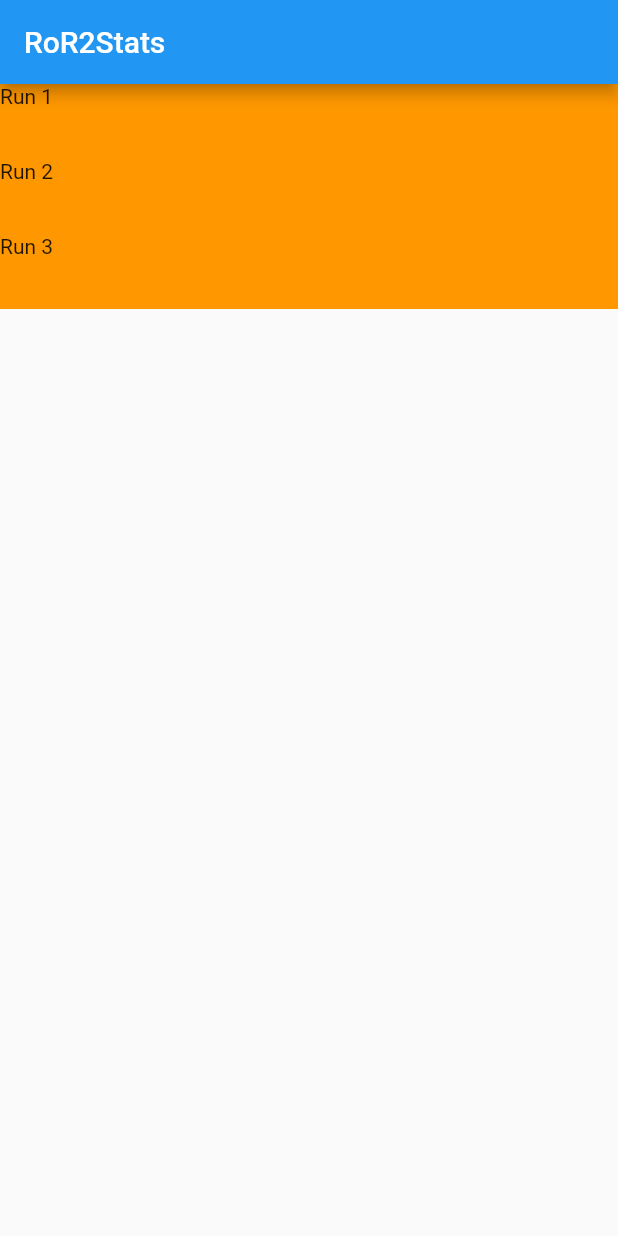
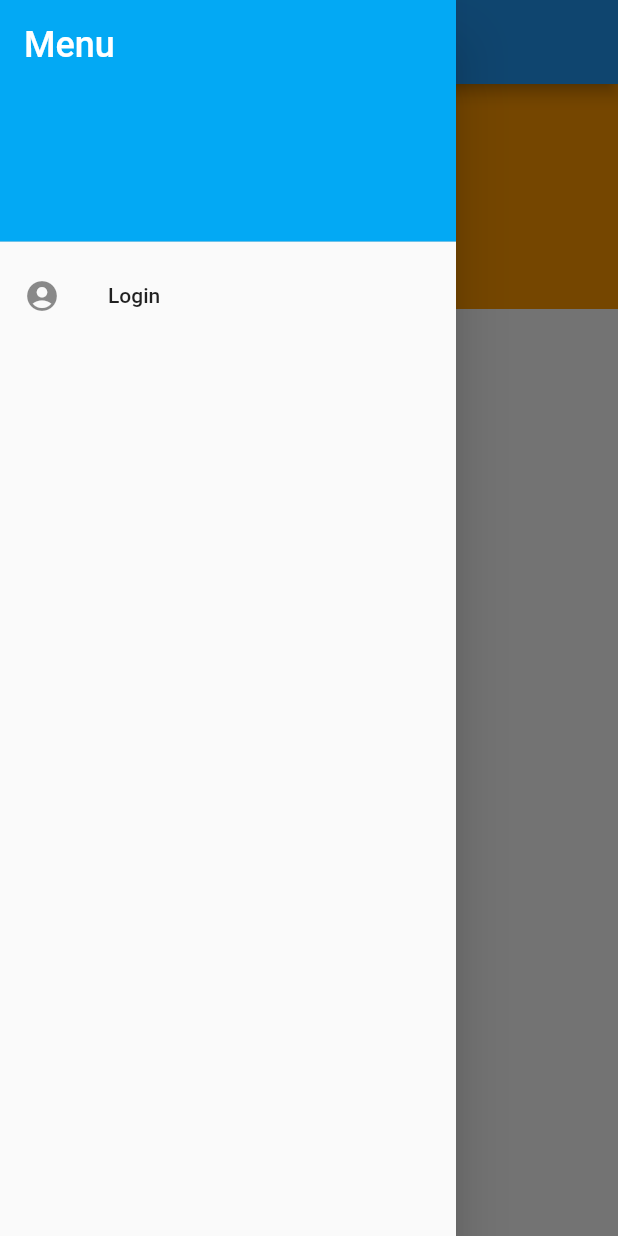
Before and after one commit to GrantNasution/CS4990-RoR2Stats, a Flutter app: the screen it shows after launch, with the side drawer open (before the commit the screen has no drawer), on a phone screen of 412 x 824 dp. Run offline on Flutter 3.47's test engine with Material 2 defaults, Android fonts, the phone set to English and light mode, and no system bars.

Commit message:
added drawer menu

```diff
--- a/lib/main.dart
+++ b/lib/main.dart
@@ -1,4 +1,5 @@
 import 'package:flutter/material.dart';
+import 'package:flutter/rendering.dart';
 
 void main() => runApp(MyApp());
 
@@ -8,7 +9,7 @@ class MyApp extends StatelessWidget {
     return MaterialApp(
       title: 'RoR2Stats',
       theme: ThemeData(
-        primarySwatch: Colors.blue,
+        primarySwatch: Colors.blue
       ),
       home: MyHomePage(title: 'RoR2Stats'),
     );
@@ -31,18 +32,6 @@ class MyHomePage extends StatefulWidget {
 }
 
 class _MyHomePageState extends State<MyHomePage> {
-  int _counter = 0;
-
-  void _incrementCounter() {
-    setState(() {
-      // This call to setState tells the Flutter framework that something has
-      // changed in this State, which causes it to rerun the build method below
-      // so that the display can reflect the updated values. If we changed
-      // _counter without calling setState(), then the build method would not be
-      // called again, and so nothing would appear to happen.
-      _counter++;
-    });
-  }
 
   @override
   Widget build(BuildContext context) {
@@ -57,6 +46,25 @@ class _MyHomePageState extends State<MyHomePage> {
         // Here we take the value from the MyHomePage object that was created by
         // the App.build method, and use it to set our appbar title.
         title: Text(widget.title),
+      ),
+      drawer: Drawer(
+        child: ListView(
+          children: <Widget> [
+            DrawerHeader(
+              decoration: BoxDecoration(
+                color: Colors.lightBlue,
+              ),
+              child: Text(
+                "Menu",
+                style: TextStyle(color: Colors.white, fontSize: 24),
+              ),
+            ),
+            ListTile(
+              leading: Icon(Icons.account_circle),
+              title: Text("Login"),
+            ),
+          ]
+        ),
       ),
       body: Center(
         // Center is a layout widget. It takes a single child and positions it
```
